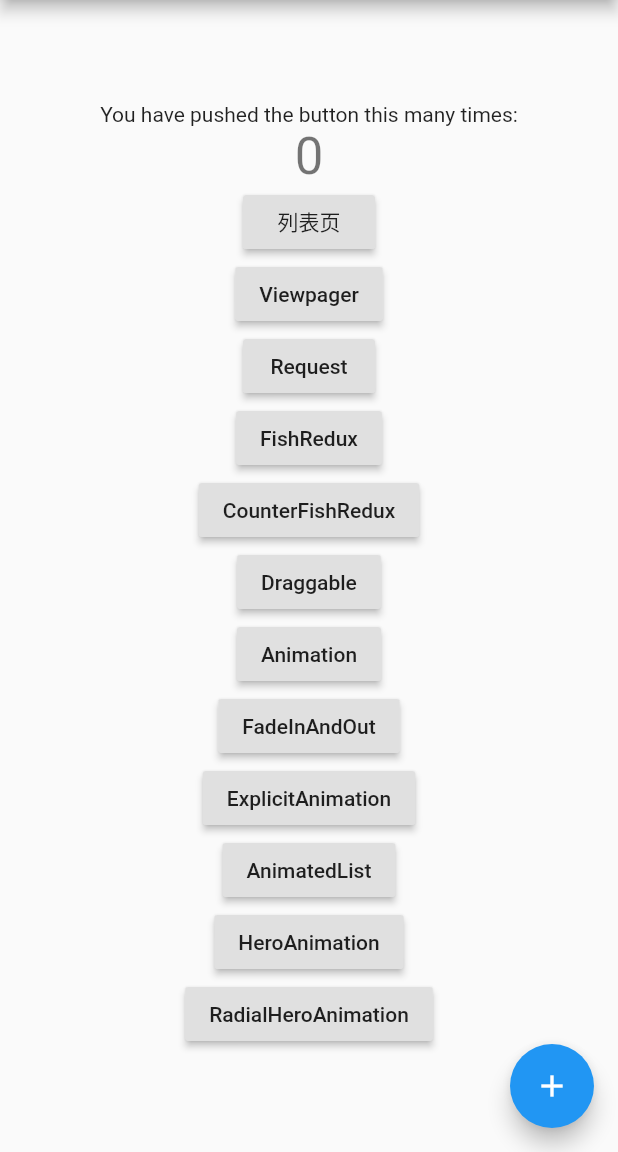
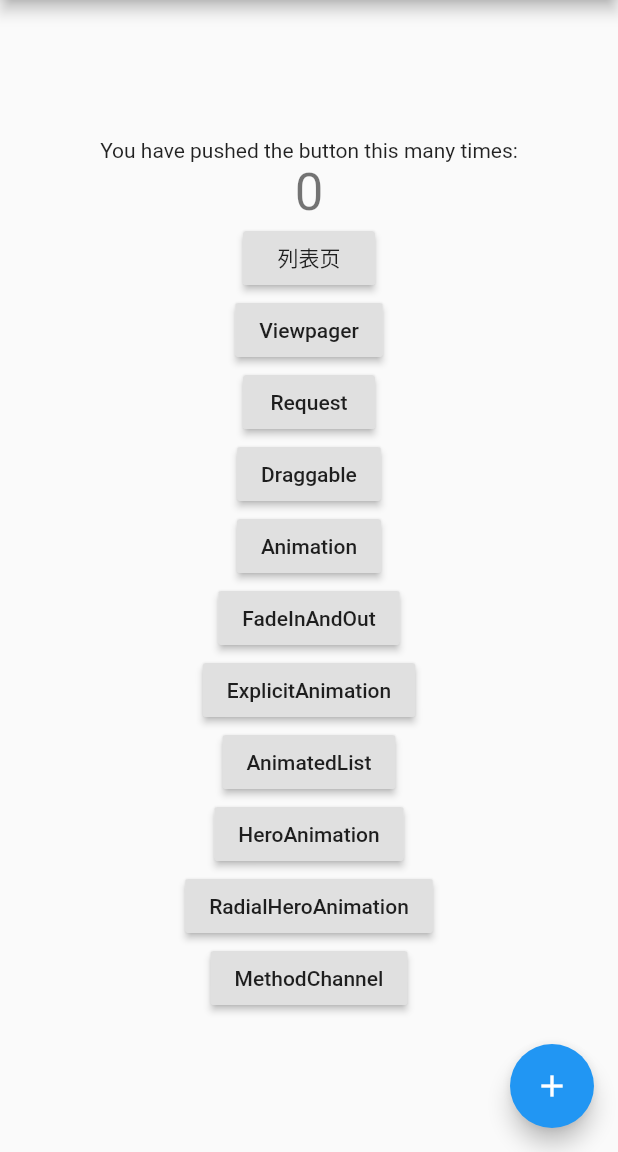
Before and after one commit to damengzai/flutter-test, a Flutter app: the screen it shows after launch, on a phone screen of 412 x 824 dp, the part 84-1236 px from its top. Run offline on Flutter 3.47's test engine with Material 2 defaults, Android fonts, the phone set to English and light mode, and no system bars; our stand-ins replace dio, flutter_redux, redux, tuple.

Commit message:
SinageChildScrollView, 调用native方法

```diff
--- a/test_flutter/lib/main.dart
+++ b/test_flutter/lib/main.dart
@@ -11,6 +11,7 @@ import 'animation/hero/hero_animation.dart';
 import 'animation/hero/hero_animation_page2.dart';
 import 'animation/hero/radial/radial_hero_animation.dart';
 import 'customPaintView/draggable_widget_page.dart';
+import 'methodChannel/method_channel_page.dart';
 
 void main() => runApp(MyApp());
 
@@ -51,6 +52,9 @@ class MyApp extends StatelessWidget {
           //RadialHeroAnimation
           '/radialHeroAnimation': (BuildContext context) =>
               new RadialExpansionDemo(),
+          //Native方法
+          '/methodChannelPage': (BuildContext context) =>
+              new MethodChannelPage(),
         });
   }
 }
@@ -89,14 +93,6 @@ class _MyHomePageState extends State<MyHomePage> {
     Navigator.pushNamed(context, '/request');
   }
 
-  _toFishRedux() {
-    Navigator.pushNamed(context, '/fishRedux');
-  }
-
-  _toCounterFishRedux() {
-    Navigator.pushNamed(context, '/counterFishRedux');
-  }
-
   _toDraggablePage() {
     Navigator.pushNamed(context, '/draggable');
   }
@@ -125,6 +121,10 @@ class _MyHomePageState extends State<MyHomePage> {
     Navigator.pushNamed(context, '/radialHeroAnimation');
   }
 
+  _toMethodChannelPage() {
+    Navigator.pushNamed(context, '/methodChannelPage');
+  }
+
   @override
   Widget build(BuildContext context) {
     // This method is rerun every time setState is called, for instance as done
@@ -142,6 +142,7 @@ class _MyHomePageState extends State<MyHomePage> {
       body: Center(
         // Center is a layout widget. It takes a single child and positions it
         // in the middle of the parent.
+        child: SingleChildScrollView(
           child: Column(
             // Column is also layout widget. It takes a list of children and
             // arranges them vertically. By default, it sizes itself to fit its
@@ -179,14 +180,6 @@ class _MyHomePageState extends State<MyHomePage> {
                 child: const Text("Request"),
               ),
               RaisedButton(
-              onPressed: _toFishRedux,
-              child: const Text("FishRedux"),
-            ),
-            RaisedButton(
-              onPressed: _toCounterFishRedux,
-              child: const Text("CounterFishRedux"),
-            ),
-            RaisedButton(
                 onPressed: _toDraggablePage,
                 child: const Text("Draggable"),
               ),
@@ -213,8 +206,13 @@ class _MyHomePageState extends State<MyHomePage> {
               RaisedButton(
                 onPressed: _toRadialHeroAnimation,
                 child: const Text('RadialHeroAnimation'),
-            )
+              ),
+              RaisedButton(
+                onPressed: _toMethodChannelPage,
+                child: const Text('MethodChannel'),
+              ),
             ],
+          ),
         ),
       ),
       floatingActionButton: FloatingActionButton(
```
Also changed, not shown: test_flutter/lib/methodChannel/method_channel_page.dart (added, +48 -0 lines). Lines whose indentation alone changed are shown as unchanged.
